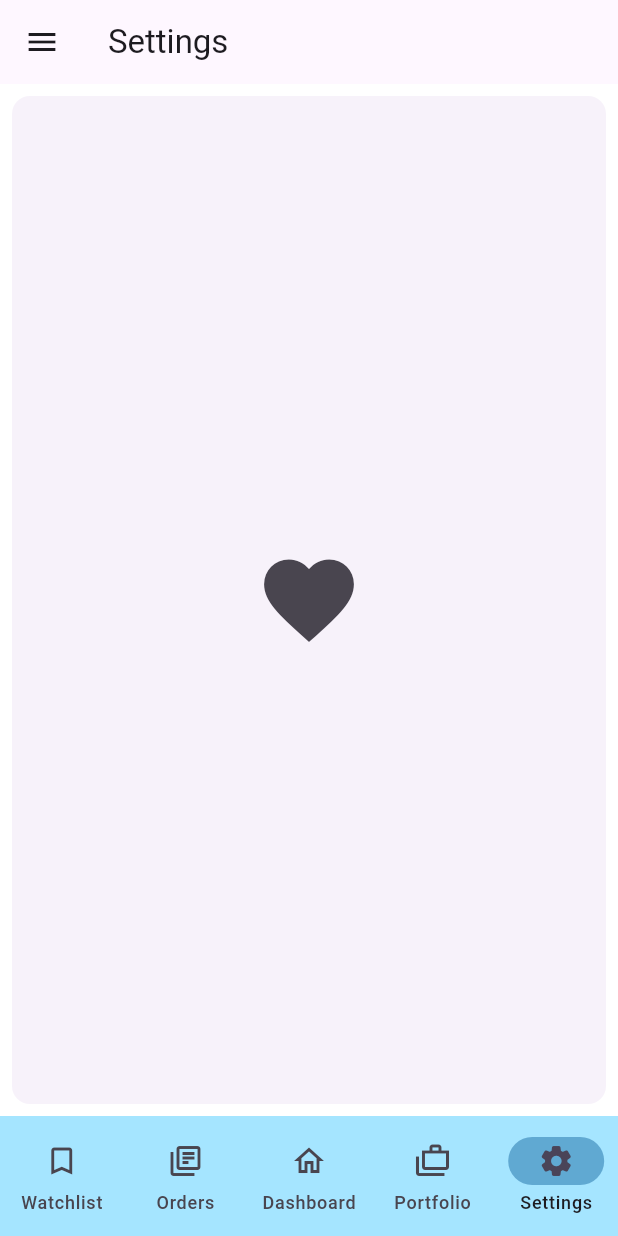
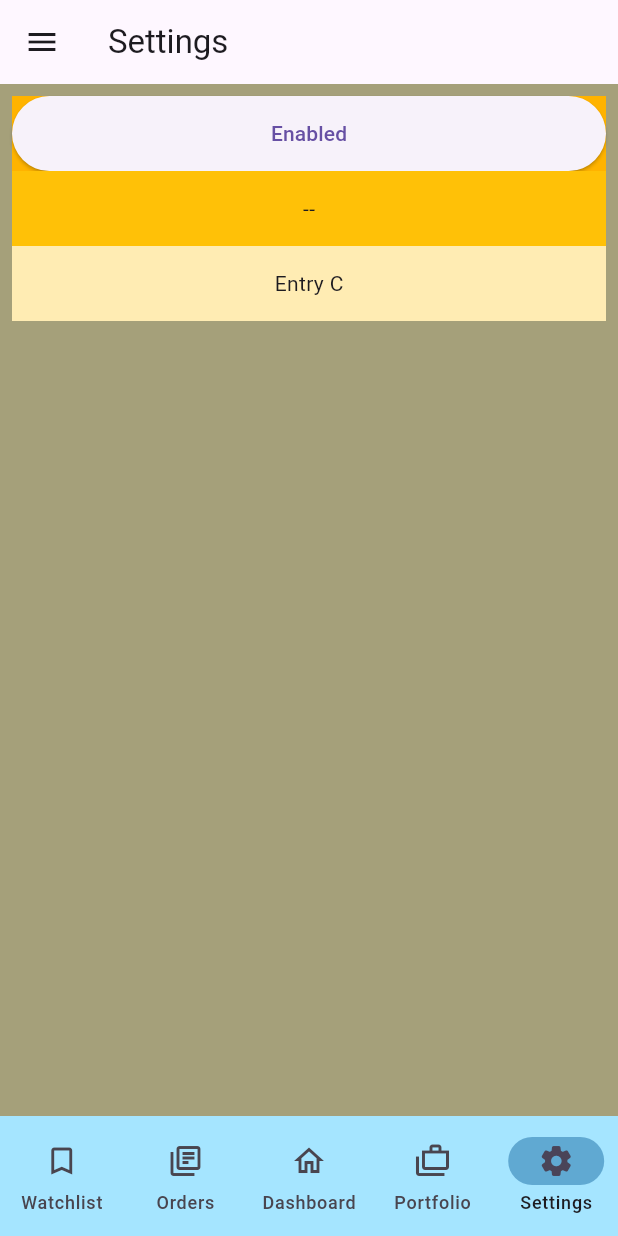
Before and after one commit to otnemio/prayan, a Flutter app: the screen it shows after launch, item 5 of the bottom bar chosen, on a phone screen of 412 x 824 dp. Run offline on Flutter 3.47's test engine with Material 3 defaults, Android fonts, the phone set to English and light mode, and no system bars; our stand-ins replace logger.

Commit message:
stateful get status

```diff
--- a/app_flutter/lib/src/navigation.dart
+++ b/app_flutter/lib/src/navigation.dart
@@ -97,7 +97,7 @@ Widget mPage(String titleText, String data) {
     case 'Portfolio':
       return mPortfolio();
     case 'Settings':
-      return mSettings();
+      return const YellowBird();
     default:
       return Card(
         shadowColor: Colors.transparent,
--- a/app_flutter/lib/src/pages/settings.dart
+++ b/app_flutter/lib/src/pages/settings.dart
@@ -1,4 +1,53 @@
+import 'dart:convert';
+import 'package:flutter/widgets.dart';
+import 'package:http/http.dart' as http;
 import 'package:flutter/material.dart';
+
+class YellowBird extends StatefulWidget {
+  const YellowBird({super.key});
+
+  @override
+  State<YellowBird> createState() => _YellowBirdState();
+}
+
+class _YellowBirdState extends State<YellowBird> {
+  String status = '--';
+  @override
+  Widget build(BuildContext context) {
+    return Container(
+      color: Color.fromARGB(139, 90, 81, 11),
+      child: ListView(
+        padding: const EdgeInsets.all(8),
+        children: <Widget>[
+          Container(
+            height: 50,
+            color: Colors.amber[600],
+            child: ElevatedButton(
+              onPressed: () {
+                getStatus().then((val) {
+                  setState(() {
+                    status = val;
+                  });
+                });
+              },
+              child: const Text('Enabled'),
+            ),
+          ),
+          Container(
+            height: 50,
+            color: Colors.amber[500],
+            child: Center(child: Text(status)),
+          ),
+          Container(
+            height: 50,
+            color: Colors.amber[100],
+            child: const Center(child: Text('Entry C')),
+          ),
+        ],
+      ),
+    );
+  }
+}
 
 Widget mSettings() {
   return Card(
@@ -6,12 +55,41 @@ Widget mSettings() {
     margin: const EdgeInsets.all(8.0),
     child: SizedBox.expand(
       child: Center(
-        child: IconButton(
-          iconSize: 72,
-          icon: const Icon(Icons.favorite),
-          onPressed: () {},
-        ),
+        child: mListViewSettings(),
       ),
     ),
   );
 }
+
+Widget mListViewSettings() {
+  return ListView(
+    padding: const EdgeInsets.all(8),
+    children: <Widget>[
+      Container(
+        height: 50,
+        color: Colors.amber[600],
+        child: ElevatedButton(
+          onPressed: () {},
+          child: const Text('Enabled'),
+        ),
+      ),
+      Container(
+        height: 50,
+        color: Colors.amber[500],
+        child: const Center(child: Text('Entry B')),
+      ),
+      Container(
+        height: 50,
+        color: Colors.amber[100],
+        child: const Center(child: Text('Entry C')),
+      ),
+    ],
+  );
+}
+
+Future<String> getStatus() async {
+  var url = Uri.http('192.168.29.6:8080', '/loggedin');
+  final response = await http.get(url);
+  var jObj = jsonDecode(response.body);
+  return jObj['Msg'];
+}
```
